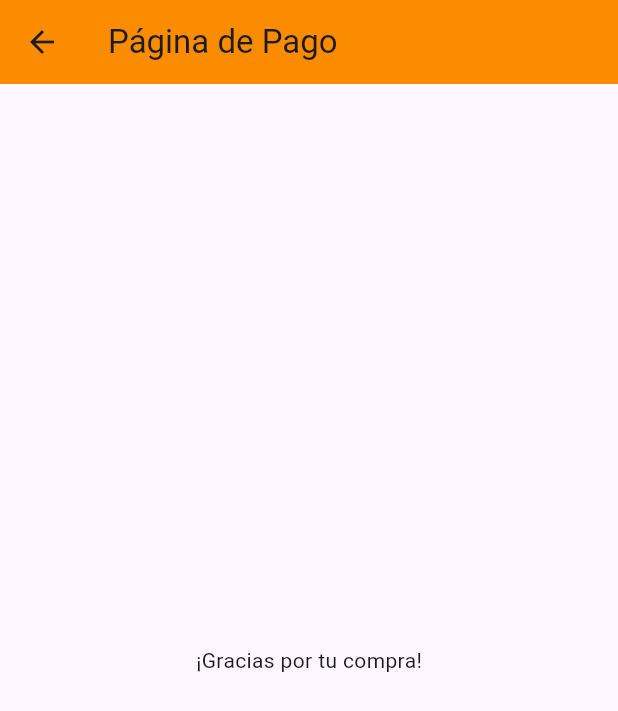
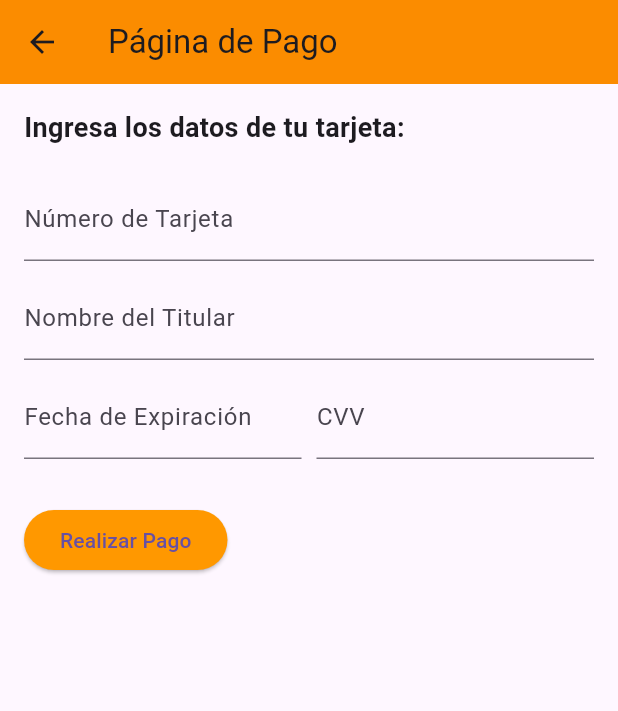
Before and after one commit to lfuentes-xd/movilesApp, a Flutter app: the PagoView screen opened by its route, on a phone screen of 412 x 824 dp. Shown: the top 711 px of the screen. Run offline on Flutter 3.47's test engine with Material 3 defaults, Android fonts, the phone set to English and light mode, and no system bars.

Commit message:
pago y botones completo

```diff
--- a/lib/pagoView.dart
+++ b/lib/pagoView.dart
@@ -1,7 +1,42 @@
 // pago_view.dart
 import 'package:flutter/material.dart';
 
-class PagoView extends StatelessWidget {
+class PagoView extends StatefulWidget {
+  @override
+  _PagoViewState createState() => _PagoViewState();
+}
+
+class _PagoViewState extends State<PagoView> {
+  TextEditingController _numeroTarjetaController = TextEditingController();
+  TextEditingController _nombreTitularController = TextEditingController();
+  TextEditingController _fechaExpiracionController = TextEditingController();
+  TextEditingController _cvvController = TextEditingController();
+
+  void _realizarPago() {
+    // Aquí puedes realizar la validación de los datos de la tarjeta
+    // y procesar la transacción si los datos son válidos.
+    // Por ahora, simplemente mostraremos un mensaje en la consola.
+    print('Número de Tarjeta: ${_numeroTarjetaController.text}');
+    print('Nombre del Titular: ${_nombreTitularController.text}');
+    print('Fecha de Expiración: ${_fechaExpiracionController.text}');
+    print('CVV: ${_cvvController.text}');
+
+    // Mostrar un mensaje de pedido exitoso
+    ScaffoldMessenger.of(context).showSnackBar(
+      SnackBar(
+        content: Text(
+          '¡Pedido exitoso!',
+          style: TextStyle(fontSize: 20),
+        ),
+        duration: Duration(seconds: 2),
+        behavior: SnackBarBehavior.floating,
+      ),
+    );
+
+    // Redirigir a la página principal
+    Navigator.popUntil(context, (route) => route.isFirst);
+  }
+
   @override
   Widget build(BuildContext context) {
     return Scaffold(
@@ -9,8 +44,63 @@ class PagoView extends StatelessWidget {
         title: Text('Página de Pago'),
         backgroundColor: Colors.orange[600],
       ),
-      body: Center(
-        child: Text('¡Gracias por tu compra!'),
+      body: Padding(
+        padding: const EdgeInsets.all(16.0),
+        child: Column(
+          crossAxisAlignment: CrossAxisAlignment.start,
+          children: [
+            Text(
+              'Ingresa los datos de tu tarjeta:',
+              style: TextStyle(fontSize: 18, fontWeight: FontWeight.bold),
+            ),
+            SizedBox(height: 20),
+            TextField(
+              controller: _numeroTarjetaController,
+              decoration: InputDecoration(
+                labelText: 'Número de Tarjeta',
+              ),
+              keyboardType: TextInputType.number,
+            ),
+            SizedBox(height: 10),
+            TextField(
+              controller: _nombreTitularController,
+              decoration: InputDecoration(
+                labelText: 'Nombre del Titular',
+              ),
+            ),
+            SizedBox(height: 10),
+            Row(
+              children: [
+                Expanded(
+                  child: TextField(
+                    controller: _fechaExpiracionController,
+                    decoration: InputDecoration(
+                      labelText: 'Fecha de Expiración',
+                    ),
+                  ),
+                ),
+                SizedBox(width: 10),
+                Expanded(
+                  child: TextField(
+                    controller: _cvvController,
+                    decoration: InputDecoration(
+                      labelText: 'CVV',
+                    ),
+                    keyboardType: TextInputType.number,
+                  ),
+                ),
+              ],
+            ),
+            SizedBox(height: 30),
+            ElevatedButton(
+              onPressed: _realizarPago,
+              style: ElevatedButton.styleFrom(
+                primary: Colors.orange,
+              ),
+              child: Text('Realizar Pago'),
+            ),
+          ],
+        ),
       ),
     );
   }
```
